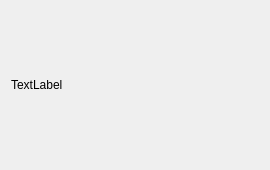
The window that planetary_system_stacker/Test_programs/frame_viewer_test_gui.ui (Rolf-Hempel/PlanetarySystemStacker) describes before a commit, drawn with Qt 5.
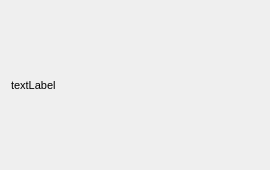
The same window after the commit.

Commit message: Zoom rate label added

Diff of the .ui file:
```diff
--- a/planetary_system_stacker/Test_programs/frame_viewer_test_gui.ui
+++ b/planetary_system_stacker/Test_programs/frame_viewer_test_gui.ui
@@ -16,8 +16,15 @@
   <layout class="QGridLayout" name="gridLayout">
    <item row="0" column="0">
     <widget class="QLabel" name="label">
+     <property name="font">
+      <font>
+       <pointsize>8</pointsize>
+       <weight>50</weight>
+       <bold>false</bold>
+      </font>
+     </property>
      <property name="text">
-      <string>TextLabel</string>
+      <string>textLabel</string>
      </property>
     </widget>
    </item>
```
The commit also changes 7 other files.
